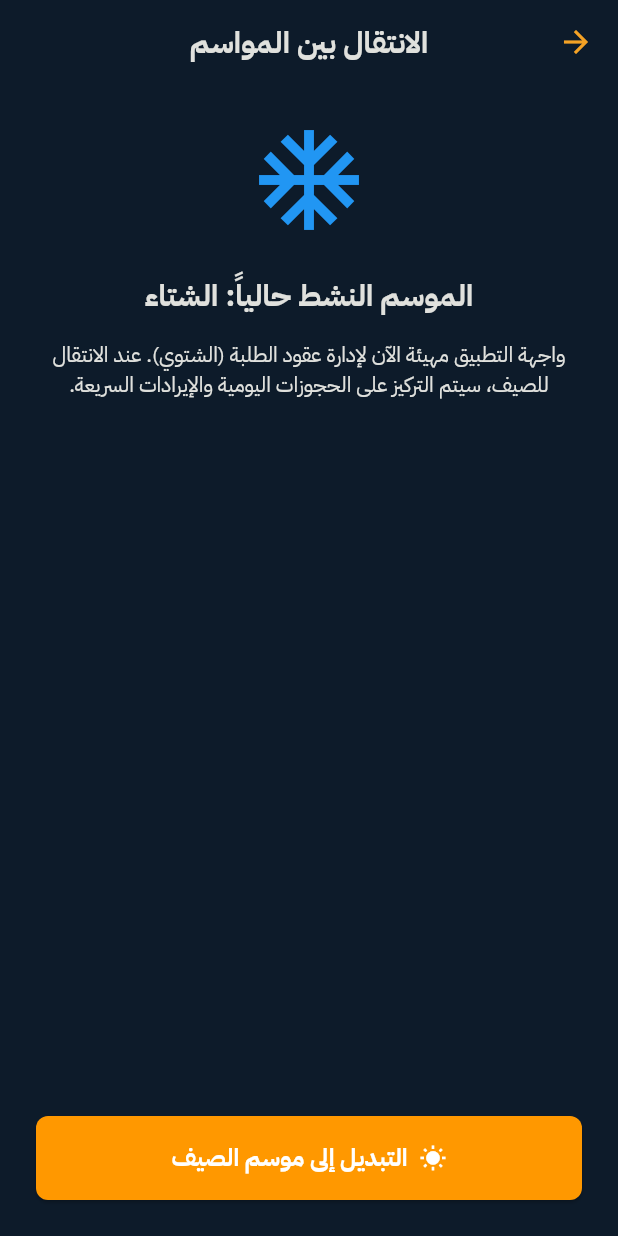
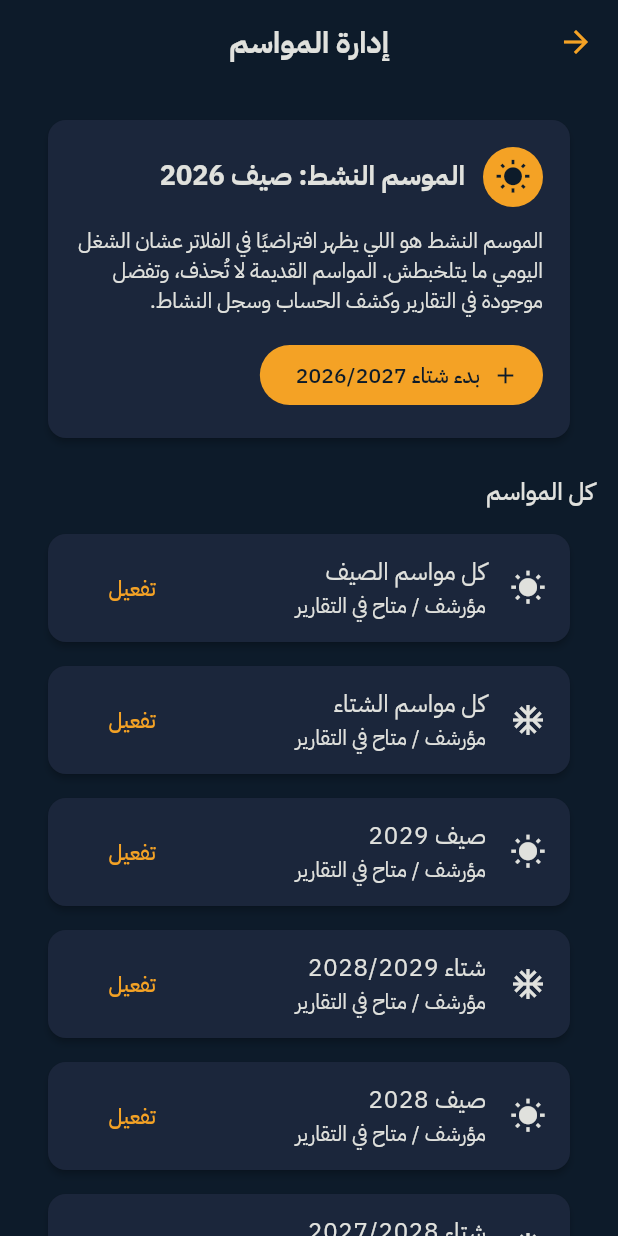
Before and after one commit to monaser25/abrag, a Flutter app: the SeasonTransitionScreen screen opened by its route, on a phone screen of 412 x 824 dp. Run offline on Flutter 3.47's test engine with Material 3 defaults, Android fonts, the phone set to English and light mode, and no system bars; our stand-ins replace drift, file_picker, flutter_dotenv, flutter_local_notifications, flutter_riverpod, flutter_secure_storage and 9 more; missing offline and left inert: sqlite3; accounts and stored records are empty; generated files the repository leaves out were written again.

Commit message:
feat: implement season management and filtering across financial and report features

```diff
--- /dev/null
+++ b/lib/core/utils/season_utils.dart
@@ -0,0 +1,98 @@
+class SeasonOption {
+  final String key;
+  final String label;
+
+  const SeasonOption({required this.key, required this.label});
+}
+
+bool isSummerMonth(int month) => month >= 5 && month <= 9;
+
+String seasonKeyForDate(DateTime date) {
+  if (isSummerMonth(date.month)) return 'summer_${date.year}';
+  if (date.month >= 10) return 'winter_${date.year}_${date.year + 1}';
+  return 'winter_${date.year - 1}_${date.year}';
+}
+
+String currentSeasonKey([DateTime? now]) => seasonKeyForDate(now ?? DateTime.now());
+
+String nextSeasonKey(String key) {
+  if (key.startsWith('summer_')) {
+    final year = int.tryParse(key.split('_').last) ?? DateTime.now().year;
+    return 'winter_${year}_${year + 1}';
+  }
+  if (key.startsWith('winter_')) {
+    final parts = key.split('_');
+    final endYear = parts.length >= 3
+        ? int.tryParse(parts[2]) ?? DateTime.now().year
+        : DateTime.now().year;
+    return 'summer_$endYear';
+  }
+  return currentSeasonKey();
+}
+
+String seasonLabel(String key) {
+  if (key == 'all') return 'كل المواسم';
+  if (key == 'summer') return 'كل مواسم الصيف';
+  if (key == 'winter') return 'كل مواسم الشتاء';
+  if (key.startsWith('summer_')) {
+    return 'صيف ${key.split('_').last}';
+  }
+  if (key.startsWith('winter_')) {
+    final parts = key.split('_');
+    if (parts.length >= 3) return 'شتاء ${parts[1]}/${parts[2]}';
+  }
+  return key;
+}
+
+List<SeasonOption> seasonOptionsAround({
+  DateTime? now,
+  int pastYears = 4,
+  int futureYears = 2,
+  bool includeGeneric = true,
+}) {
+  final currentYear = (now ?? DateTime.now()).year;
+  final options = <SeasonOption>[];
+  if (includeGeneric) {
+    options.addAll(const [
+      SeasonOption(key: 'all', label: 'كل المواسم'),
+      SeasonOption(key: 'summer', label: 'كل مواسم الصيف'),
+      SeasonOption(key: 'winter', label: 'كل مواسم الشتاء'),
+    ]);
+  }
+  for (var year = currentYear + futureYears; year >= currentYear - pastYears; year--) {
+    options.add(SeasonOption(key: 'summer_$year', label: 'صيف $year'));
+    options.add(
+      SeasonOption(
+        key: 'winter_${year - 1}_$year',
+        label: 'شتاء ${year - 1}/$year',
+      ),
+    );
+  }
+  final seen = <String>{};
+  return options.where((option) => seen.add(option.key)).toList();
+}
+
+bool seasonMatchesKey(String? storedSeason, String filter) {
+  if (filter == 'all') return true;
+  final season = storedSeason ?? 'all';
+  if (season == 'all') return filter == 'all';
+  if (filter == 'summer') return season == 'summer' || season.startsWith('summer_');
+  if (filter == 'winter') return season == 'winter' || season.startsWith('winter_');
+  return season == filter;
+}
+
+bool seasonMatchesDate(DateTime date, String filter) {
+  if (filter == 'all') return true;
+  final key = seasonKeyForDate(date);
+  if (filter == 'summer') return key.startsWith('summer_');
+  if (filter == 'winter') return key.startsWith('winter_');
+  return key == filter;
+}
+
+String normalizeStoredSeason(String? storedSeason, DateTime fallbackDate) {
+  if (storedSeason == null || storedSeason == 'all') return seasonKeyForDate(fallbackDate);
+  if (storedSeason == 'summer' || storedSeason == 'winter') {
+    return seasonKeyForDate(fallbackDate);
+  }
+  return storedSeason;
+}
--- a/lib/features/dashboard/presentation/screens/dashboard_screen.dart
+++ b/lib/features/dashboard/presentation/screens/dashboard_screen.dart
@@ -5,6 +5,7 @@ import '../../../../l10n/app_localizations.dart';
 import '../../../auth/presentation/providers/auth_provider.dart';
 import '../../../settings/presentation/providers/permissions_provider.dart';
 import '../../../../core/config/app_settings_provider.dart';
+import '../../../../core/utils/season_utils.dart';
 import '../../../users/presentation/providers/users_provider.dart';
 import '../providers/sync_provider.dart';
 
@@ -19,7 +20,11 @@ class DashboardScreen extends ConsumerWidget {
     final apartmentsCount = ref.watch(apartmentsCountProvider);
 
     final settingsAsync = ref.watch(appSettingsProvider);
+    final activeSeasonKey =
+        (settingsAsync.value?['active_season_key'] as String?) ??
+        currentSeasonKey();
     final isWinter =
+        activeSeasonKey.startsWith('winter') ||
         (settingsAsync.value?['active_season'] ?? 'winter') == 'winter';
     final role = ref.watch(currentUserRoleProvider).value;
     final isSuperAdmin = role == 'admin';
--- a/lib/features/reports/presentation/screens/report_metric_detail_screen.dart
+++ b/lib/features/reports/presentation/screens/report_metric_detail_screen.dart
@@ -5,6 +5,7 @@ import 'package:flutter_riverpod/flutter_riverpod.dart';
 import 'package:printing/printing.dart';
 
 import '../../../../core/utils/currency_formatter.dart';
+import '../../../../core/utils/season_utils.dart';
 import '../../../../core/services/audit_log_service.dart';
 import '../../../dashboard/presentation/providers/database_provider.dart';
 import '../../domain/services/pdf_export_service.dart';
@@ -493,7 +494,7 @@ class _RentalsSection extends StatelessWidget {
       children: rentals.map((rental) {
         return ListTile(
           title: Text(
-            '${rental.season == 'summer' ? 'صيف' : 'شتاء'} - ${rental.customerName}',
+            '${seasonLabel(rental.season)} - ${rental.customerName}',
           ),
           subtitle: Text(
             '${rental.buildingName ?? ''} شقة ${rental.apartmentNumber} - ${rental.date.toLocal().toString().split(' ')[0]}',
--- a/lib/features/reports/presentation/screens/report_statistics_screen.dart
+++ b/lib/features/reports/presentation/screens/report_statistics_screen.dart
@@ -3,6 +3,7 @@ import 'package:flutter_riverpod/flutter_riverpod.dart';
 import 'package:go_router/go_router.dart';
 
 import '../../../../core/utils/currency_formatter.dart';
+import '../../../../core/utils/season_utils.dart';
 import '../models/report_view_models.dart';
 import '../providers/reports_provider.dart';
 
@@ -25,7 +26,7 @@ class ReportStatisticsScreen extends ConsumerWidget {
           final rentals = ReportCalculator.filteredRentals(report, filters);
           final apartments = ReportCalculator.apartmentMetrics(rentals);
           final summerApartments = ReportCalculator.apartmentMetrics(
-            rentals.where((rental) => rental.season == 'summer').toList(),
+            rentals.where((rental) => seasonMatchesKey(rental.season, 'summer')).toList(),
           );
           final floors = ReportCalculator.floorMetrics(rentals);
           final topSummerApartment = ReportCalculator.topByCount(
--- a/lib/features/reports/presentation/screens/statement_preview_screen.dart
+++ b/lib/features/reports/presentation/screens/statement_preview_screen.dart
@@ -4,6 +4,7 @@ import 'package:printing/printing.dart';
 
 import '../../../../core/services/audit_log_service.dart';
 import '../../../../core/utils/currency_formatter.dart';
+import '../../../../core/utils/season_utils.dart';
 import '../../../dashboard/presentation/providers/database_provider.dart';
 import '../../domain/services/pdf_export_service.dart';
 import '../models/report_view_models.dart';
@@ -123,8 +124,7 @@ class StatementPreviewScreen extends ConsumerWidget {
     if (filters.paymentMethod != 'all') {
       labels.add(_paymentMethodLabel(filters.paymentMethod));
     }
-    if (filters.season == 'summer') labels.add('موسم الصيف');
-    if (filters.season == 'winter') labels.add('موسم الشتاء');
+    if (filters.season != 'all') labels.add(seasonLabel(filters.season));
     if (filters.expenseType != 'all') {
       labels.add(expenseTypeLabel(filters.expenseType));
     }
--- a/lib/features/settings/presentation/screens/season_transition_screen.dart
+++ b/lib/features/settings/presentation/screens/season_transition_screen.dart
@@ -1,6 +1,8 @@
 import 'package:flutter/material.dart';
 import 'package:flutter_riverpod/flutter_riverpod.dart';
+
 import '../../../../core/config/app_settings_provider.dart';
+import '../../../../core/utils/season_utils.dart';
 
 class SeasonTransitionScreen extends ConsumerWidget {
   const SeasonTransitionScreen({super.key});
@@ -11,57 +13,102 @@ class SeasonTransitionScreen extends ConsumerWidget {
     final settingsController = ref.watch(appSettingsControllerProvider);
 
     return Scaffold(
-      appBar: AppBar(title: const Text('الانتقال بين المواسم')),
+      appBar: AppBar(title: const Text('إدارة المواسم')),
       body: settingsAsync.when(
         data: (settings) {
-          final isWinter = (settings['active_season'] ?? 'winter') == 'winter';
+          final activeSeason =
+              (settings['active_season_key'] as String?) ?? currentSeasonKey();
+          final options = seasonOptionsAround(pastYears: 5, futureYears: 3)
+              .where((option) => option.key != 'all')
+              .toList();
+          final next = nextSeasonKey(activeSeason);
 
-          return Padding(
-            padding: const EdgeInsets.all(24.0),
+          Future<void> activateSeason(String key) async {
+            final newSettings = Map<String, dynamic>.from(settings);
+            newSettings['active_season_key'] = key;
+            newSettings['active_season'] = key.startsWith('summer')
+                ? 'summer'
+                : key.startsWith('winter')
+                ? 'winter'
+                : 'all';
+            await settingsController.updateSettings(newSettings);
+          }
+
+          return ListView(
+            padding: const EdgeInsets.all(16),
+            children: [
+              Card(
+                child: Padding(
+                  padding: const EdgeInsets.all(18),
                   child: Column(
-              crossAxisAlignment: CrossAxisAlignment.stretch,
+                    crossAxisAlignment: CrossAxisAlignment.start,
                     children: [
-                Icon(
-                  isWinter ? Icons.ac_unit : Icons.wb_sunny,
-                  size: 80,
-                  color: isWinter ? Colors.blue : Colors.orange,
+                      Row(
+                        children: [
+                          CircleAvatar(
+                            child: Icon(
+                              activeSeason.startsWith('summer')
+                                  ? Icons.wb_sunny
+                                  : Icons.ac_unit,
                             ),
-                const SizedBox(height: 24),
-                Text(
-                  'الموسم النشط حالياً: ${isWinter ? 'الشتاء' : 'الصيف'}',
-                  style: Theme.of(context).textTheme.headlineMedium,
-                  textAlign: TextAlign.center,
                           ),
-                const SizedBox(height: 16),
-                Text(
-                  isWinter
-                      ? 'واجهة التطبيق مهيئة الآن لإدارة عقود الطلبة (الشتوي). عند الانتقال للصيف، سيتم التركيز على الحجوزات اليومية والإيرادات السريعة.'
-                      : 'واجهة التطبيق مهيئة الآن لإدارة الحجوزات اليومية (الصيفي). عند الانتقال للشتاء، سيتم التركيز على الإيجارات الشهرية.',
-                  textAlign: TextAlign.center,
-                ),
-                const Spacer(),
-                ElevatedButton.icon(
-                  onPressed: () async {
-                    final newSettings = Map<String, dynamic>.from(settings);
-                    newSettings['active_season'] = isWinter
-                        ? 'summer'
-                        : 'winter';
-                    await settingsController.updateSettings(newSettings);
-                  },
-                  icon: Icon(isWinter ? Icons.wb_sunny : Icons.ac_unit),
-                  label: Text(
-                    isWinter
-                        ? 'التبديل إلى موسم الصيف'
-                        : 'التبديل إلى موسم الشتاء',
-                  ),
-                  style: ElevatedButton.styleFrom(
-                    padding: const EdgeInsets.all(16),
-                    backgroundColor: isWinter ? Colors.orange : Colors.blue,
-                    foregroundColor: Colors.white,
+                          const SizedBox(width: 12),
+                          Expanded(
+                            child: Text(
+                              'الموسم النشط: ${seasonLabel(activeSeason)}',
+                              style: Theme.of(context)
+                                  .textTheme
+                                  .titleLarge
+                                  ?.copyWith(fontWeight: FontWeight.bold),
                             ),
                           ),
                         ],
                       ),
+                      const SizedBox(height: 12),
+                      const Text(
+                        'الموسم النشط هو اللي يظهر افتراضيًا في الفلاتر عشان الشغل اليومي ما يتلخبطش. المواسم القديمة لا تُحذف، وتفضل موجودة في التقارير وكشف الحساب وسجل النشاط.',
+                      ),
+                      const SizedBox(height: 16),
+                      FilledButton.icon(
+                        onPressed: () => activateSeason(next),
+                        icon: const Icon(Icons.add),
+                        label: Text('بدء ${seasonLabel(next)}'),
+                      ),
+                    ],
+                  ),
+                ),
+              ),
+              const SizedBox(height: 16),
+              Text(
+                'كل المواسم',
+                style: Theme.of(context).textTheme.titleMedium,
+              ),
+              const SizedBox(height: 8),
+              ...options.map(
+                (option) => Card(
+                  child: ListTile(
+                    leading: Icon(
+                      option.key.startsWith('summer')
+                          ? Icons.wb_sunny
+                          : Icons.ac_unit,
+                      color: option.key == activeSeason
+                          ? Theme.of(context).colorScheme.primary
+                          : null,
+                    ),
+                    title: Text(option.label),
+                    subtitle: option.key == activeSeason
+                        ? const Text('نشط حاليًا')
+                        : const Text('مؤرشف / متاح في التقارير'),
+                    trailing: option.key == activeSeason
+                        ? const Icon(Icons.check_circle)
+                        : TextButton(
+                            onPressed: () => activateSeason(option.key),
+                            child: const Text('تفعيل'),
+                          ),
+                  ),
+                ),
+              ),
+            ],
           );
         },
         loading: () => const Center(child: CircularProgressIndicator()),
```
Also changed, not shown: lib/features/financials/presentation/providers/financial_transfers_provider.dart (+90 -98 lines), lib/features/financials/presentation/screens/financial_transfers_screen.dart (+27 -25 lines), lib/features/reports/presentation/models/report_view_models.dart (+8 -3 lines), lib/features/reports/presentation/providers/reports_provider.dart (+7 -12 lines), lib/features/reports/presentation/screens/reports_filter_screen.dart (+9 -5 lines), lib/features/reports/presentation/screens/reports_screen.dart (+26 -14 lines), lib/features/reports/presentation/screens/statement_screen.dart (+9 -14 lines). Lines whose indentation alone changed are shown as unchanged.
